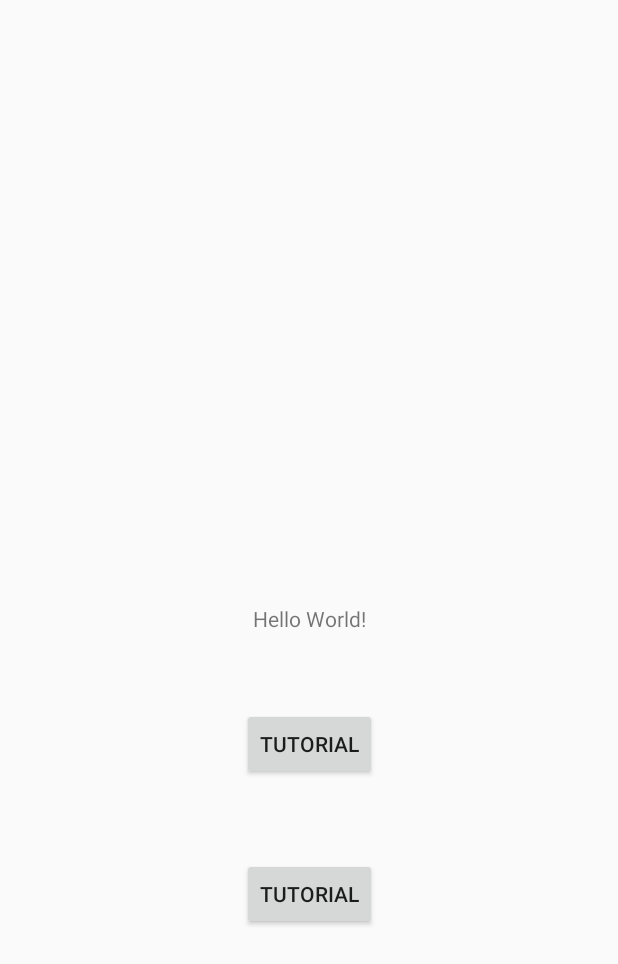
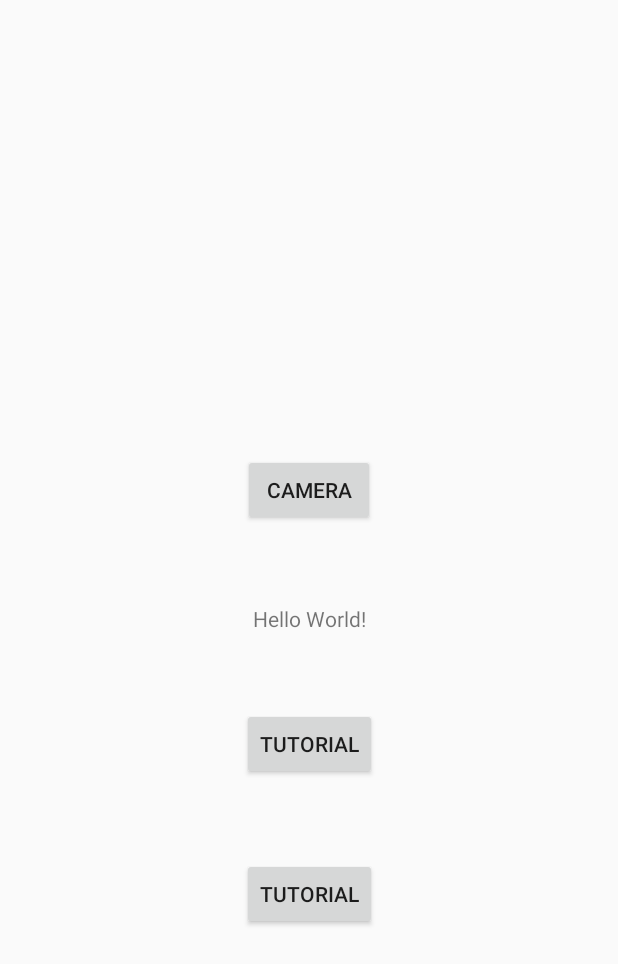
Before and after one commit to ash-kmr/FoodDiary, an Android app: the screen it shows after launch (MainActivity), on a phone screen of 412 x 824 dp. Shown: the top 964 px of the screen. Run offline under Robolectric (Android 15) with nearby library versions, the phone set to English and light mode, and no system bars.

```diff
--- a/app/build.gradle
+++ b/app/build.gradle
@@ -13,6 +13,7 @@ android {
         versionCode 1
         versionName "1.0"
         testInstrumentationRunner "android.support.test.runner.AndroidJUnitRunner"
+        vectorDrawables.useSupportLibrary = true
     }
     buildTypes {
         release {
@@ -27,9 +28,13 @@ dependencies {
     implementation "org.jetbrains.kotlin:kotlin-stdlib-jre7:$kotlin_version"
     implementation 'com.android.support:appcompat-v7:27.1.1'
     implementation 'com.android.support.constraint:constraint-layout:1.1.0'
+    implementation 'com.android.support:support-v4:27.1.1'
     testImplementation 'junit:junit:4.12'
     androidTestImplementation 'com.android.support.test:runner:1.0.2'
     androidTestImplementation 'com.android.support.test.espresso:espresso-core:3.0.2'
     implementation 'com.github.apl-devs:appintro:v4.2.3'
     implementation 'com.google.code.gson:gson:2.8.2'
+    implementation 'io.fotoapparat.fotoapparat:library:2.2.0'
+    implementation 'com.android.support:design:27.1.1'
+    implementation 'org.greenrobot:eventbus:3.1.1'
 }
--- a/app/src/main/java/com/example/internadmin/fooddiary/DBHandler.java
+++ b/app/src/main/java/com/example/internadmin/fooddiary/DBHandler.java
@@ -204,7 +204,7 @@ public class DBHandler extends SQLiteOpenHelper {
         HISTORY_COLUMN_IMGPATH};
         String[] selectionArgs = {  Long.toString(mealID)  };
 
-        Cursor cursor = db.query(HISTORY_TABLE_NAME, null, selection, selectionArgs,
+        Cursor cursor = db.query(HISTORY_TABLE_NAME, columns, selection, selectionArgs,
                 null, null, null);
 
         if(cursor != null){
@@ -250,7 +250,7 @@ public class DBHandler extends SQLiteOpenHelper {
         Cursor cursor = db.query(DISHID_TABLE_NAME, null, selection, selectionArgs,
                 null, null, null);
 
-        if (null != cursor){
+        if (cursor.moveToFirst()){
 
             b.putBoolean("Exists", true);
             b.putString("FoodName", cursor.getString(0));
--- a/app/src/main/java/com/example/internadmin/fooddiary/DishID.java
+++ b/app/src/main/java/com/example/internadmin/fooddiary/DishID.java
@@ -37,13 +37,13 @@ public class DishID {
         this.ver = ver;
         this.ctx = ctx;
 
+        sharedPrefs = PreferenceManager.getDefaultSharedPreferences(ctx);
+
         boolean fromDB = populateFromDatabase(FoodName, ver);
 
         if(!fromDB){
             populateFromOnline(FoodName);
         }
-
-        sharedPrefs = PreferenceManager.getDefaultSharedPreferences(ctx);
 
 
     }
@@ -134,7 +134,7 @@ public class DishID {
             }
         };
 
-        new DownloadDishIDTask(postTaskListener, sharedPrefs.getString("server_address", ""), ctx, FoodName);
+        new DownloadDishIDTask(postTaskListener, sharedPrefs.getString("server_address", ""), ctx, FoodName).execute();
 
     }
 
--- a/app/src/main/java/com/example/internadmin/fooddiary/DownloadDishIDTask.java
+++ b/app/src/main/java/com/example/internadmin/fooddiary/DownloadDishIDTask.java
@@ -80,6 +80,8 @@ public class DownloadDishIDTask extends AsyncTask<Void, Void, Bundle> {
         } catch (JSONException e){
             e.printStackTrace();
         }
+
+        Log.i("Bruh", "AYYYYYYYY LMAO");
 
 
         try {
--- a/app/src/main/java/com/example/internadmin/fooddiary/MainActivity.kt
+++ b/app/src/main/java/com/example/internadmin/fooddiary/MainActivity.kt
@@ -1,8 +1,10 @@
 package com.example.internadmin.fooddiary
 
+import android.content.Context
 import android.content.Intent
 import android.support.v7.app.AppCompatActivity
 import android.os.Bundle
+import android.preference.PreferenceManager
 import android.widget.Button
 
 class MainActivity : AppCompatActivity() {
@@ -11,18 +13,36 @@ class MainActivity : AppCompatActivity() {
         super.onCreate(savedInstanceState)
         setContentView(R.layout.activity_main)
 
-        var btn_tut_activity = findViewById<Button>(R.id.btnTutorial);
+        val btn_tut_activity = findViewById<Button>(R.id.btnTutorial);
         btn_tut_activity.setOnClickListener{
             val intent = Intent(this, IntroActivity::class.java)
             startActivity(intent);
         }
 
-        var btn_PieSliderDialog = findViewById<Button>(R.id.btnPieSliderDialog);
+        val btn_PieSliderDialog = findViewById<Button>(R.id.btnPieSliderDialog);
         btn_PieSliderDialog.setOnClickListener{
-            var cdd = PieSliderDialog(this);
+            val cdd = PieSliderDialog(this);
             cdd.show();
         }
 
+        putsharedpref();
+
+        val btn_CameraActivity = findViewById<Button>(R.id.btnCamera);
+        btn_CameraActivity.setOnClickListener{
+            val intent = Intent(this, CameraActivity::class.java)
+            startActivity(intent)
+        }
+
+
+        var mydishid = DishID("Briyani", 1, this);
+
 
     }
+
+    private fun putsharedpref(){
+        val sharedpref = PreferenceManager.getDefaultSharedPreferences(this);
+        val editor = sharedpref.edit();
+        editor.putString("server_address", "http://127.0.0.1/");
+        editor.apply();
+    }
 }
--- a/app/src/main/res/layout/activity_main.xml
+++ b/app/src/main/res/layout/activity_main.xml
@@ -39,4 +39,14 @@
         app:layout_constraintStart_toStartOf="parent"
         app:layout_constraintTop_toBottomOf="@+id/textView" />
 
+    <Button
+        android:id="@+id/btnCamera"
+        android:layout_width="wrap_content"
+        android:layout_height="wrap_content"
+        android:layout_marginBottom="52dp"
+        android:text="Camera"
+        app:layout_constraintBottom_toTopOf="@+id/textView"
+        app:layout_constraintEnd_toEndOf="parent"
+        app:layout_constraintStart_toStartOf="parent" />
+
 </android.support.constraint.ConstraintLayout>
--- a/app/src/main/res/values/colors.xml
+++ b/app/src/main/res/values/colors.xml
@@ -4,4 +4,7 @@
     <color name="colorPrimaryDark">#303F9F</color>
     <color name="colorAccent">#FF4081</color>
     <color name="IntroColor">#3F51B5</color>
+
+    <color name="black_overlay">#66000000</color>
+    <color name="grey">#D0D3D4</color>
 </resources>
--- a/app/src/main/res/values/strings.xml
+++ b/app/src/main/res/values/strings.xml
@@ -1,3 +1,7 @@
 <resources>
     <string name="app_name">FoodDiary</string>
+
+    <string name="title_activity_camera">CameraActivity</string>
+    <string name="dummy_button">Dummy Button</string>
+    <string name="dummy_content">DUMMY\nCONTENT</string>
 </resources>
--- a/app/src/main/res/values/styles.xml
+++ b/app/src/main/res/values/styles.xml
@@ -8,4 +8,17 @@
         <item name="colorAccent">@color/colorAccent</item>
     </style>
 
+    <style name="FullscreenTheme" parent="AppTheme">
+        <item name="android:actionBarStyle">@style/FullscreenActionBarStyle</item>
+        <item name="android:windowActionBarOverlay">true</item>
+        <item name="android:windowBackground">@null</item>
+        <item name="metaButtonBarStyle">?android:attr/buttonBarStyle</item>
+        <item name="metaButtonBarButtonStyle">?android:attr/buttonBarButtonStyle</item>
+    </style>
+
+    <style name="FullscreenActionBarStyle" parent="Widget.AppCompat.ActionBar">
+        <item name="android:background">@color/black_overlay</item>
+    </style>
+
+
 </resources>
```
Also changed, not shown: app/src/main/AndroidManifest.xml (+9 -1 lines), app/src/main/java/com/example/internadmin/fooddiary/CameraActivity.kt (added, +268 -0 lines), app/src/main/java/com/example/internadmin/fooddiary/Meal.java (+10 -1 lines), app/src/main/java/com/example/internadmin/fooddiary/PermissionsDelegate.java (added, +61 -0 lines), app/src/main/res/drawable/ic_camera_black_24dp.xml (added, +9 -0 lines), app/src/main/res/layout/activity_camera.xml (added, +56 -0 lines), app/src/main/res/values/attrs.xml (added, +12 -0 lines).
